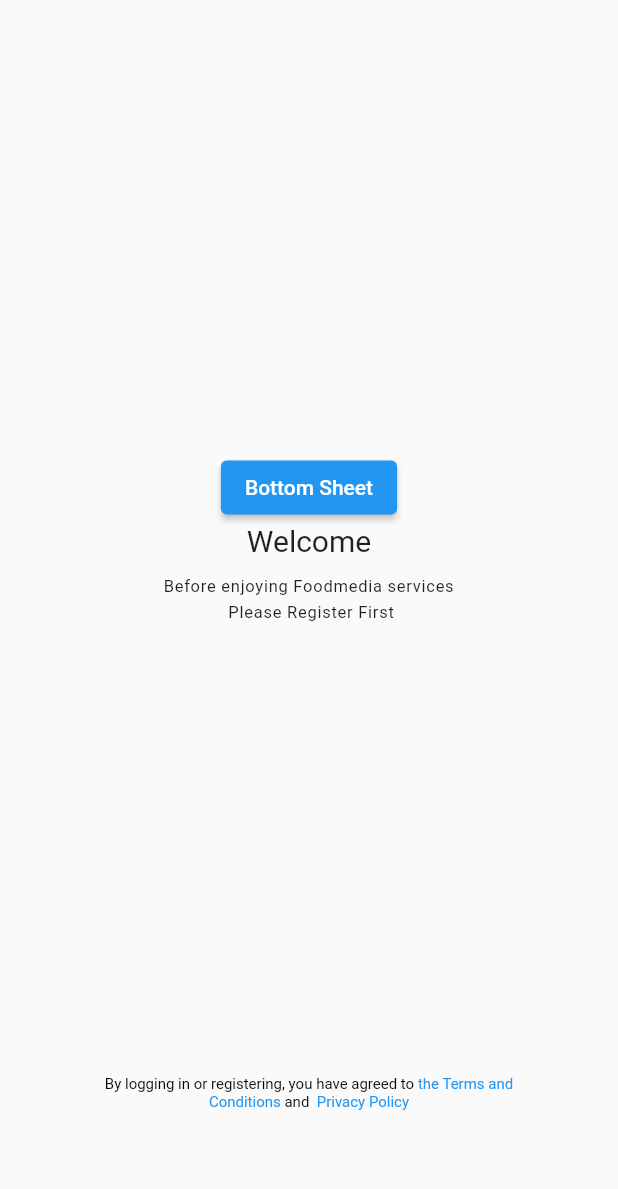
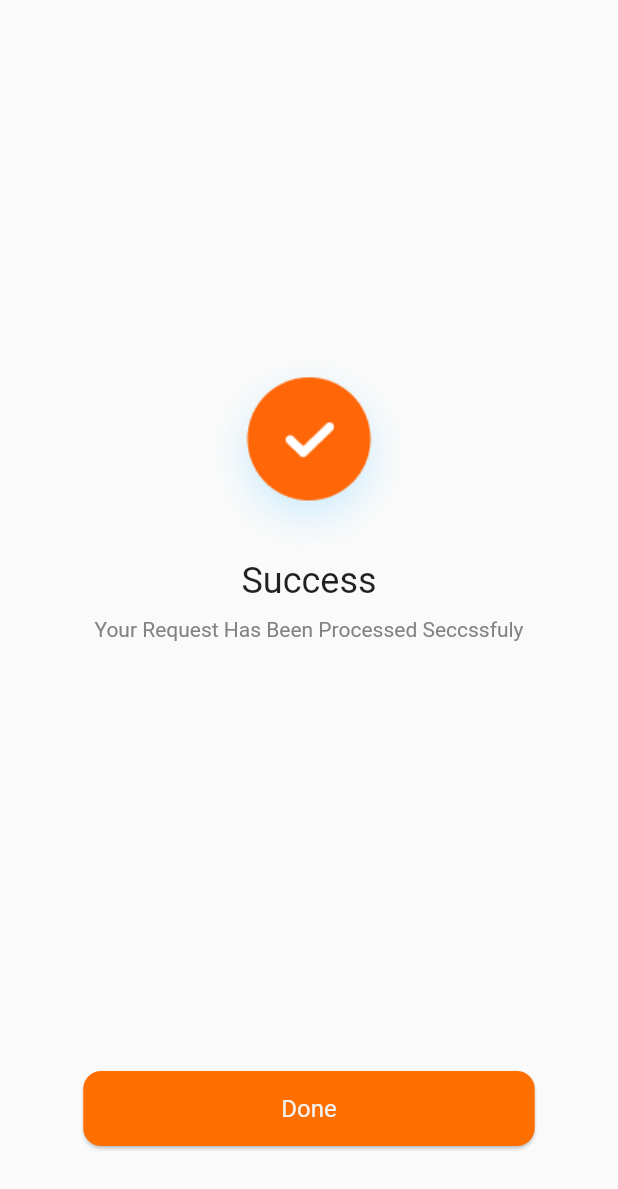
Before and after one commit to tamzidpeace/FoodMedia, a Flutter app: the screen it shows after launch, on a phone screen of 412 x 824 dp. Shown: the top 1189 px of the screen. Run offline on Flutter 3.47's test engine with Material 2 defaults, Android fonts, the phone set to English and light mode, and no system bars; Roboto replaces fonts that are missing (Segoe UI).

Commit message:
Request Procceed done

```diff
--- a/lib/Utils/Constants.dart
+++ b/lib/Utils/Constants.dart
@@ -2,4 +2,5 @@
 
 const Color black1 = Color(0xff374151);
 const Color black2 = Color(0xff9CA3AF);
-const Color blue1 = Color(0xff3EAEEE);
+const Color black3 = Color(0xff4B5563);
+const Color blue1 = Color(0xff10AEEE);
--- a/lib/main.dart
+++ b/lib/main.dart
@@ -1,6 +1,8 @@
 import 'package:flutter/material.dart';
 import 'package:flutter/services.dart';
 import 'package:food_media/views/ForgetPassword.dart';
+import 'package:food_media/views/RegistrationConfirmed.dart';
+import 'package:food_media/views/RequestProcceed.dart';
 import 'package:food_media/views/Welcome.dart';
 
 void main() {
@@ -16,7 +18,7 @@
     return MaterialApp(
       theme: ThemeData(primarySwatch: Colors.blue, fontFamily: "Segoe UI"),
       debugShowCheckedModeBanner: false,
-      home: Welcome(),
+      home: RequestProcceed(),
     );
   }
 }
--- /dev/null
+++ b/lib/views/RequestProcceed.dart
@@ -0,0 +1,51 @@
+import 'package:flutter/material.dart';
+import 'package:food_media/widgets/CustomButton.dart';
+
+class RequestProcceed extends StatelessWidget {
+  const RequestProcceed({Key? key}) : super(key: key);
+
+  Widget build(BuildContext context) {
+    return Scaffold(
+      body: Container(
+        child: Column(
+          children: [
+            Container(
+              height: MediaQuery.of(context).size.height * 0.8,
+              child: Column(
+                crossAxisAlignment: CrossAxisAlignment.center,
+                mainAxisAlignment: MainAxisAlignment.center,
+                children: [
+                  Image.asset("assets/images/success.png"),
+                  Text("Success",
+                      textAlign: TextAlign.center,
+                      style: TextStyle(
+                        fontSize: 24,
+                      )),
+                  SizedBox(
+                    height: 10,
+                  ),
+                  Text(
+                    "Your Request Has Been Processed Seccssfuly",
+                    textAlign: TextAlign.center,
+                    style: TextStyle(fontSize: 14, color: Color(0xff828282)),
+                  )
+                ],
+              ),
+            ),
+            Container(
+                height: MediaQuery.of(context).size.height * 0.2,
+                child: Column(
+                  mainAxisAlignment: MainAxisAlignment.end,
+                  children: [
+                    Padding(
+                      padding: const EdgeInsets.only(bottom: 60.0),
+                      child: CustomButton(label: "Done", onPressed: () {}),
+                    ),
+                  ],
+                ))
+          ],
+        ),
+      ),
+    );
+  }
+}
--- a/lib/views/Welcome.dart
+++ b/lib/views/Welcome.dart
@@ -1,4 +1,5 @@
 import 'package:flutter/material.dart';
+import 'package:food_media/Utils/Constants.dart';
 import 'package:food_media/Utils/Strings.dart';
 import 'package:food_media/widgets/CustomButton.dart';
 import 'package:food_media/widgets/CustomTextField.dart';
@@ -26,11 +27,8 @@
                 child: Column(
                   mainAxisAlignment: MainAxisAlignment.center,
                   children: [
-                    ElevatedButton(
-                      onPressed: () async {
-                        // BottomSheetPopUp bottomSheetPopUp = BottomSheetPopUp();
-                        // bottomSheetPopUp.bottomSheet(context);
-
+                    GestureDetector(
+                      onTap: () {
                         showModalBottomSheet(
                           isScrollControlled: true,
                           context: mainContext,
@@ -265,11 +263,14 @@
                           },
                         );
                       },
-                      child: Text("Bottom Sheet"),
+                      child: Container(
+                          height: 240,
+                          width: 200,
+                          child: Image.asset('assets/images/welcome.png')),
                     ),
                     Text(
                       "Welcome",
-                      style: TextStyle(fontSize: 20),
+                      style: TextStyle(fontSize: 24),
                     ),
                     SizedBox(
                       height: 10,
@@ -277,8 +278,7 @@
                     Text(
                       "Before enjoying Foodmedia services \n Please Register First",
                       textAlign: TextAlign.center,
-                      style: TextStyle(
-                          fontSize: 11.0, height: 1.5, letterSpacing: 0.5),
+                      style: TextStyle(fontSize: 14.0, color: black3),
                     ),
                   ],
                 ),
--- a/pubspec.yaml
+++ b/pubspec.yaml
@@ -44,9 +44,9 @@
   # the material Icons class.
   uses-material-design: true
 
-  # To add assets to your application, add an assets section, like this:
-  # assets:
-  #   - images/a_dot_burr.jpeg
+  #To add assets to your application, add an assets section, like this:
+  assets:
+    - assets/images/
   #   - images/a_dot_ham.jpeg
 
   # An image asset can refer to one or more resolution-specific "variants", see
```
Also changed, not shown: lib/views/RegistrationConfirmed.dart (added, +53 -0 lines), assets/images/success.png (added), assets/images/welcome.png (added).
